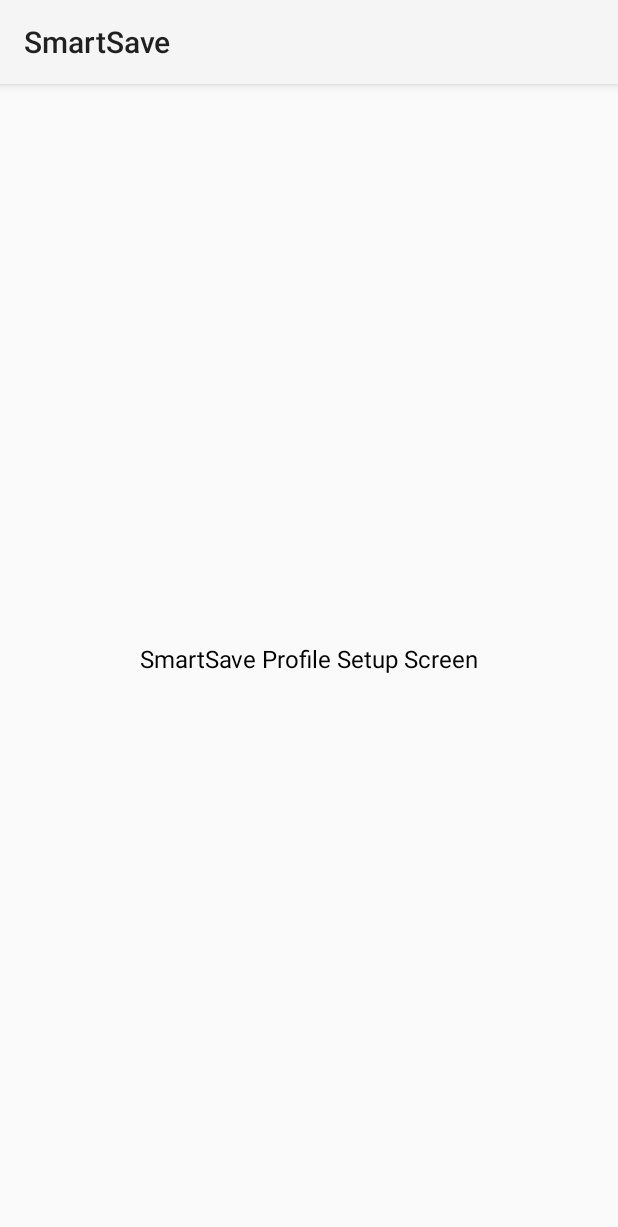
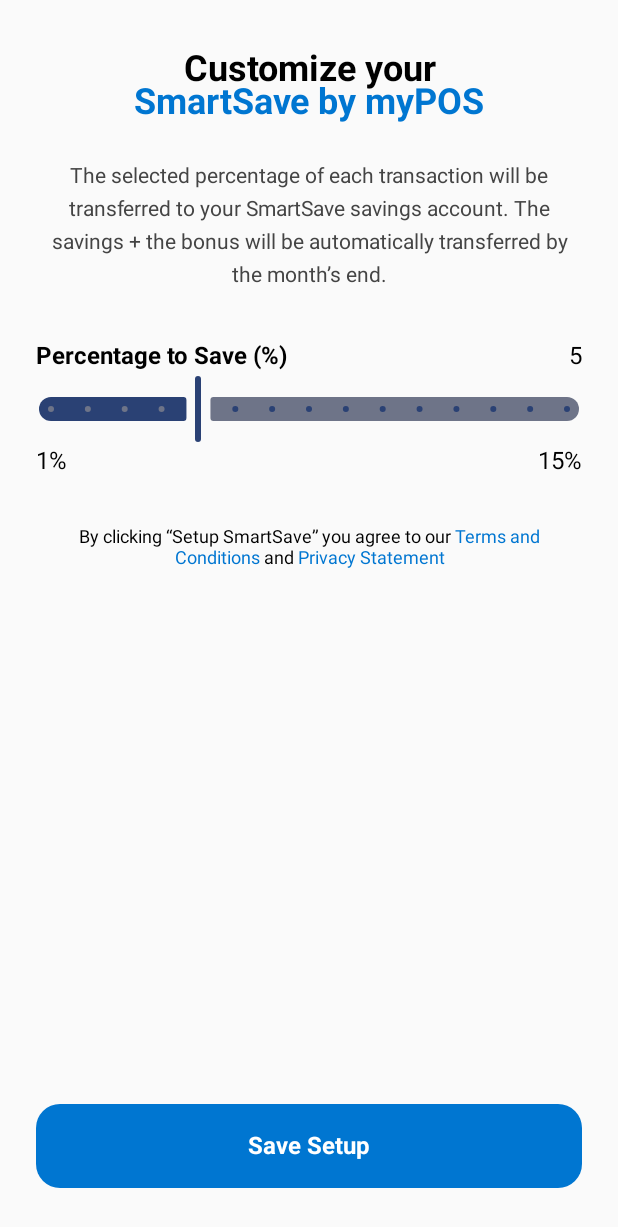
Before and after one commit to vickybedrova/SmartSave, an Android app built with Jetpack Compose: the SmartSaveSetupActivity screen opened directly, with no data from a screen before it, on a phone screen of 412 x 824 dp. Shown: the top 1227 px of the screen. Run offline under Robolectric (Android 15) with nearby library versions, the phone set to English and light mode, and no system bars.

Commit message:
Added SmartSave Setup UI # SmartSave Setup files summery: - SmartSaveSetupScreen.kt has all of the visual elements - SmartSaveSetupActivity.kt is for connection after the login page when running the app

```diff
--- a/app/src/main/java/com/example/smartsave/DashboardScreen.kt
+++ b/app/src/main/java/com/example/smartsave/DashboardScreen.kt
@@ -19,12 +19,13 @@
 fun DashboardScreen() {
     val dummyTransactions = listOf(
         SimpleTransaction("Transaction", "April 16",140.0,3.50 ),
-        SimpleTransaction("Withdrawal", "April 15",-60.0, 0.0 ),
+        SimpleTransaction("Withdrawal", "April 15", 0.0,  -60.0),
         SimpleTransaction("Transaction", "April 14",350.0,8.75, )
     )
 
-    DashboardContent(dummyTransactions)
-}
+    DashboardContent(
+        transactions = dummyTransactions
+    )}
 
 @Preview(showBackground = true)
 @Composable
--- a/app/src/main/java/com/example/smartsave/SmartSaveSetupActivity.kt
+++ b/app/src/main/java/com/example/smartsave/SmartSaveSetupActivity.kt
@@ -2,6 +2,7 @@
 
 
 import android.os.Bundle
+import androidx.activity.ComponentActivity
 import androidx.appcompat.app.AppCompatActivity // Import AppCompatActivity
 import androidx.activity.compose.setContent // For Jetpack Compose UI
 import androidx.compose.material3.Text
@@ -10,18 +11,13 @@
 import androidx.compose.ui.Alignment
 import com.example.smartsave.ui.theme.SmartSaveTheme // Assuming you have a theme
 
-class SmartSaveSetupActivity : AppCompatActivity() {
+class SmartSaveSetupActivity : ComponentActivity() {
     override fun onCreate(savedInstanceState: Bundle?) {
         super.onCreate(savedInstanceState)
         // If you plan to use Jetpack Compose for this screen's UI:
         setContent {
-            SmartSaveTheme { // Apply your app's theme
-                Box(
-                        modifier = androidx.compose.ui.Modifier.fillMaxSize(),
-                        contentAlignment = Alignment.Center
-                ) {
-                    Text(text = "SmartSave Profile Setup Screen")
-                }
+            SmartSaveTheme {
+                SmartSaveSetupScreen()
             }
         }
         // If you plan to use XML layouts (traditional view system):
--- /dev/null
+++ b/app/src/main/java/com/example/smartsave/SmartSaveSetupScreen.kt
@@ -0,0 +1,127 @@
+package com.example.smartsave
+
+import android.widget.Toast
+import androidx.compose.foundation.layout.*
+import androidx.compose.foundation.text.ClickableText
+import androidx.compose.material3.*
+import androidx.compose.runtime.*
+import androidx.compose.ui.*
+import androidx.compose.ui.graphics.Color
+import androidx.compose.ui.platform.LocalContext
+import androidx.compose.ui.text.*
+import androidx.compose.ui.text.font.FontWeight
+import androidx.compose.ui.text.style.TextAlign
+import androidx.compose.ui.tooling.preview.Preview
+import androidx.compose.ui.unit.*
+
+@Composable
+fun SmartSaveSetupScreen() {
+    var percentage by remember { mutableStateOf(5f) } // initial value
+    val context = LocalContext.current
+
+    Column(
+        modifier = Modifier
+            .fillMaxSize()
+            .padding(horizontal = 24.dp, vertical = 32.dp),
+        verticalArrangement = Arrangement.SpaceBetween
+    ) {
+        Column(horizontalAlignment = Alignment.CenterHorizontally) {
+
+            Text(
+                buildAnnotatedString {
+                    withStyle(SpanStyle(fontWeight = FontWeight.Bold)) {
+                        append("Customize your\n")
+                    }
+                    withStyle(SpanStyle(color = Color(0xFF0076D1), fontWeight = FontWeight.Bold)) {
+                        append("SmartSave by myPOS")
+                    }
+                },
+                fontSize = 24.sp,
+                textAlign = TextAlign.Center
+            )
+
+            Spacer(modifier = Modifier.height(24.dp))
+
+            Text(
+                "The selected percentage of each transaction will be transferred to your SmartSave savings account. The savings + the bonus will be automatically transferred by the month’s end.",
+                fontSize = 14.sp,
+                color = Color.DarkGray,
+                textAlign = TextAlign.Center
+            )
+
+            Spacer(modifier = Modifier.height(32.dp))
+
+            Row(
+                modifier = Modifier.fillMaxWidth(),
+                horizontalArrangement = Arrangement.SpaceBetween,
+                verticalAlignment = Alignment.CenterVertically
+            ) {
+                Text("Percentage to Save (%)", fontWeight = FontWeight.Bold, fontSize = 16.sp)
+                Text(percentage.toInt().toString(), fontSize = 16.sp)
+            }
+
+            Slider(
+                value = percentage,
+                onValueChange = { percentage = it },
+                valueRange = 1f..15f,
+                steps = 13,
+                modifier = Modifier.fillMaxWidth()
+            )
+
+            Row(
+                modifier = Modifier.fillMaxWidth(),
+                horizontalArrangement = Arrangement.SpaceBetween
+            ) {
+                Text("1%")
+                Text("15%")
+            }
+
+            Spacer(modifier = Modifier.height(24.dp))
+
+            val annotatedText = buildAnnotatedString {
+                append("By clicking “Setup SmartSave” you agree to our ")
+                pushStringAnnotation("terms", "https://example.com/terms")
+                withStyle(SpanStyle(color = Color(0xFF0076D1))) {
+                    append("Terms and Conditions")
+                }
+                pop()
+                append(" and ")
+                pushStringAnnotation("privacy", "https://example.com/privacy")
+                withStyle(SpanStyle(color = Color(0xFF0076D1))) {
+                    append("Privacy Statement")
+                }
+                pop()
+            }
+
+            ClickableText(
+                text = annotatedText,
+                onClick = { offset ->
+                    annotatedText.getStringAnnotations(offset, offset).firstOrNull()?.let { annotation ->
+                        Toast.makeText(context, "Open: ${annotation.item}", Toast.LENGTH_SHORT).show()
+                    }
+                },
+                style = TextStyle(fontSize = 12.sp, textAlign = TextAlign.Center),
+                modifier = Modifier.padding(top = 8.dp)
+            )
+        }
+
+        Button(
+            onClick = {
+                Toast.makeText(context, "Saved with ${percentage.toInt()}%", Toast.LENGTH_SHORT).show()
+            },
+            modifier = Modifier
+                .fillMaxWidth()
+                .height(56.dp),
+            colors = ButtonDefaults.buttonColors(containerColor = Color(0xFF0076D1)),
+            shape = MaterialTheme.shapes.large
+        ) {
+            Text("Save Setup", fontSize = 16.sp, fontWeight = FontWeight.Bold)
+        }
+    }
+}
+
+@Preview(showBackground = true)
+@Composable
+fun PreviewSmartSaveSetupScreen() {
+    SmartSaveSetupScreen()
+}
```
